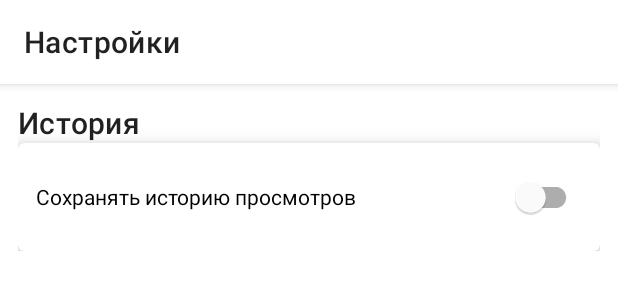
After one commit to Kerencev/MovieApp, an Android app: the layout settings_fragment.xml on its own in the app's theme, with its tools: preview values and no code run, on a phone screen of 412 x 824 dp. The commit adds this screen. Shown: the top 300 px of the screen. Run offline under Robolectric (Android 15) with nearby library versions, the phone set to English and light mode, and no system bars; network calls fail.

Commit message:
Добавил SettingsFragment и возможность выбирать сохранять историю или нет через Preference

```diff
--- a/app/build.gradle
+++ b/app/build.gradle
@@ -44,6 +44,7 @@ dependencies {
     implementation 'androidx.constraintlayout:constraintlayout:2.1.4'
     implementation 'androidx.lifecycle:lifecycle-livedata-ktx:2.4.1'
     implementation 'androidx.lifecycle:lifecycle-viewmodel-ktx:2.4.1'
+    implementation 'androidx.legacy:legacy-support-v4:1.0.0'
     testImplementation 'junit:junit:4.13.2'
     androidTestImplementation 'androidx.test.ext:junit:1.1.3'
     androidTestImplementation 'androidx.test.espresso:espresso-core:3.4.0'
@@ -61,4 +62,6 @@ dependencies {
     //Room
     implementation 'androidx.room:room-runtime:2.4.2'
     kapt 'androidx.room:room-compiler:2.4.2'
+    //Preference
+    implementation 'androidx.preference:preference:1.2.0'
 }
--- a/app/src/main/java/com/kerencev/movieapp/viewmodels/MainViewModel.kt
+++ b/app/src/main/java/com/kerencev/movieapp/viewmodels/MainViewModel.kt
@@ -4,10 +4,8 @@ import androidx.lifecycle.LiveData
 import androidx.lifecycle.MutableLiveData
 import androidx.lifecycle.ViewModel
 import androidx.lifecycle.viewModelScope
-import com.kerencev.movieapp.data.database.entities.HistoryEntity
 import com.kerencev.movieapp.data.loaders.entities.list.MovieApi
 import com.kerencev.movieapp.model.appstate.MainState
-import com.kerencev.movieapp.model.helpers.MyDate
 import com.kerencev.movieapp.model.repository.Repository
 import kotlinx.coroutines.Dispatchers
 import kotlinx.coroutines.launch
@@ -16,8 +14,8 @@ class MainViewModel(private val repository: Repository) : ViewModel() {
     private val localLiveData = MutableLiveData<MainState>()
     val liveData: LiveData<MainState> get() = localLiveData
 
-//    fun getMovies() = getDataFromServer()
-    fun getMovies() = getDataFromLocalStorage()
+    fun getMovies() = getDataFromServer()
+//    fun getMovies() = getDataFromLocalStorage()
 
     private fun getDataFromServer() {
         localLiveData.value = MainState.Loading
--- a/app/src/main/java/com/kerencev/movieapp/views/adapters/MoviesAdapter.kt
+++ b/app/src/main/java/com/kerencev/movieapp/views/adapters/MoviesAdapter.kt
@@ -60,6 +60,8 @@ class MoviesAdapter(private val itemClickListener: MoviesListAdapter.OnItemViewC
 
     fun setData(movies: List<MovieApi>) = data.addAll(movies)
 
+    /*TODO Разобраться почему адаптер неправильно отрисовывает цвет и иногда рейтинг пропадает
+        Возможно добавлять нужный цвет объекту MovieApi*/
     private fun setRightBackgroundForRating(movie: MovieApi, holder: MovieViewHolder) {
         if (movie.imDbRating?.length == 0) {
             holder.rating.visibility = View.GONE
--- /dev/null
+++ b/app/src/main/res/layout/settings_fragment.xml
@@ -0,0 +1,68 @@
+<?xml version="1.0" encoding="utf-8"?>
+<androidx.constraintlayout.widget.ConstraintLayout xmlns:android="http://schemas.android.com/apk/res/android"
+    xmlns:app="http://schemas.android.com/apk/res-auto"
+    xmlns:tools="http://schemas.android.com/tools"
+    android:layout_width="match_parent"
+    android:layout_height="match_parent"
+    tools:context=".views.settings.SettingsFragment">
+
+    <com.google.android.material.appbar.AppBarLayout
+        android:id="@+id/app_bar"
+        android:layout_width="0dp"
+        android:layout_height="@dimen/height_bottom_navigation"
+        app:layout_constraintEnd_toEndOf="parent"
+        app:layout_constraintStart_toStartOf="parent"
+        app:layout_constraintTop_toTopOf="parent">
+
+        <com.google.android.material.appbar.MaterialToolbar
+            android:id="@+id/toolbar"
+            android:layout_width="match_parent"
+            android:layout_height="match_parent"
+            android:background="@color/toolbar"
+            app:title="@string/settings" />
+
+    </com.google.android.material.appbar.AppBarLayout>
+
+    <androidx.appcompat.widget.LinearLayoutCompat
+        android:layout_width="0dp"
+        android:layout_height="wrap_content"
+        android:orientation="vertical"
+        android:padding="@dimen/padding_settings_fragment_linear"
+        app:layout_constraintEnd_toEndOf="parent"
+        app:layout_constraintStart_toStartOf="parent"
+        app:layout_constraintTop_toBottomOf="@id/app_bar">
+
+        <TextView
+            android:layout_width="wrap_content"
+            android:layout_height="wrap_content"
+            android:text="@string/history"
+            android:textAppearance="@style/TextAppearance.MaterialComponents.Headline6" />
+
+        <com.google.android.material.card.MaterialCardView
+            android:layout_width="match_parent"
+            android:layout_height="wrap_content"
+            app:cardCornerRadius="@dimen/corners_radius"
+            app:cardElevation="@dimen/card_elevation">
+
+            <androidx.constraintlayout.widget.ConstraintLayout
+                android:layout_width="match_parent"
+                android:layout_height="wrap_content"
+                android:padding="@dimen/padding_settings_fragment_linear">
+
+                <com.google.android.material.switchmaterial.SwitchMaterial
+                    android:id="@+id/switch_save_history"
+                    android:layout_width="0dp"
+                    android:layout_height="wrap_content"
+                    android:text="@string/save_history_of_watches"
+                    app:layout_constraintBottom_toBottomOf="parent"
+                    app:layout_constraintEnd_toEndOf="parent"
+                    app:layout_constraintStart_toStartOf="parent"
+                    app:layout_constraintTop_toTopOf="parent" />
+
+            </androidx.constraintlayout.widget.ConstraintLayout>
+
+        </com.google.android.material.card.MaterialCardView>
+
+    </androidx.appcompat.widget.LinearLayoutCompat>
+
+</androidx.constraintlayout.widget.ConstraintLayout>
--- /dev/null
+++ b/app/src/main/res/values-night/colors.xml
@@ -0,0 +1,18 @@
+<?xml version="1.0" encoding="utf-8"?>
+<resources>
+    <color name="purple_200">#FFBB86FC</color>
+    <color name="purple_500">#FF6200EE</color>
+    <color name="purple_700">#FF3700B3</color>
+    <color name="teal_200">#FF03DAC5</color>
+    <color name="teal_700">#FF018786</color>
+    <color name="black">#FF000000</color>
+    <color name="white">#FFFFFFFF</color>
+    <color name="yellow">#D6A70D</color>
+    <color name="green">#0F9F15</color>
+    <color name="red">#A81F12</color>
+    <color name="gray">#6F6F6F</color>
+    <color name="black_white">#000000</color>
+    <color name="my_gray">#F4F4F4</color>
+    <color name="text_color_roll_up">#41FF6D</color>
+    <color name="toolbar">#000000</color>
+</resources>
--- a/app/src/main/res/values-night/themes.xml
+++ b/app/src/main/res/values-night/themes.xml
@@ -10,7 +10,7 @@
         <item name="colorSecondaryVariant">@color/teal_200</item>
         <item name="colorOnSecondary">@color/black</item>
         <!-- Status bar color. -->
-        <item name="android:statusBarColor" tools:targetApi="l">?attr/colorPrimaryVariant</item>
+        <item name="android:statusBarColor" tools:targetApi="l">@color/black</item>
         <!-- Customize your theme here. -->
     </style>
 </resources>
--- a/app/src/main/res/values/dimens.xml
+++ b/app/src/main/res/values/dimens.xml
@@ -32,4 +32,5 @@
     <dimen name="margin_horizontal_item_history">12dp</dimen>
     <dimen name="width_item_history_image">80dp</dimen>
     <dimen name="height_item_history_image">120dp</dimen>
+    <dimen name="padding_settings_fragment_linear">12dp</dimen>
 </resources>
--- a/app/src/main/res/values/strings.xml
+++ b/app/src/main/res/values/strings.xml
@@ -31,4 +31,5 @@
     <string name="my_rating">Мой рейтинг</string>
     <string name="clear_history">Очистить историю</string>
     <string name="empty">Пусто</string>
+    <string name="save_history_of_watches">Сохранять историю просмотров</string>
 </resources>
```
Also changed, not shown: app/src/main/java/com/kerencev/movieapp/viewmodels/DetailsViewModel.kt (+5 -3 lines), app/src/main/java/com/kerencev/movieapp/views/details/DetailsFragment.kt (+13 -2 lines), app/src/main/java/com/kerencev/movieapp/views/main/MainActivity.kt (+11 -1 lines), app/src/main/java/com/kerencev/movieapp/views/settings/SettingsFragment.kt (added, +51 -0 lines).
